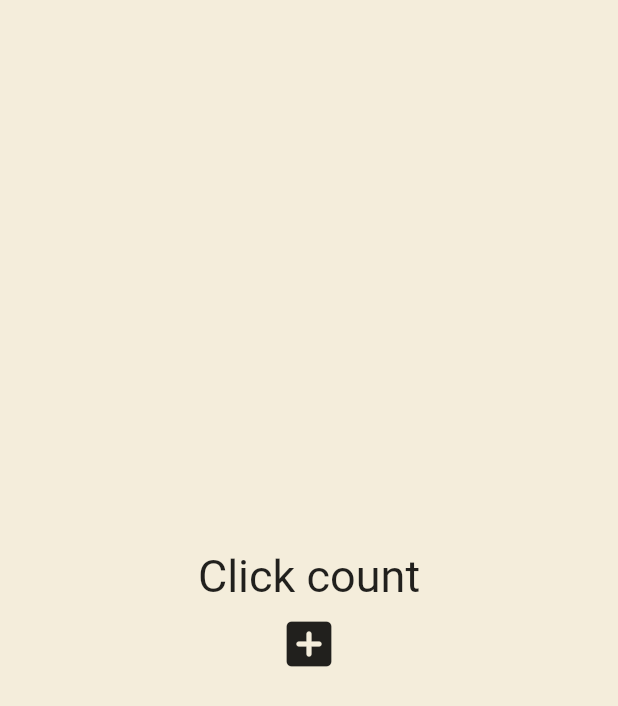
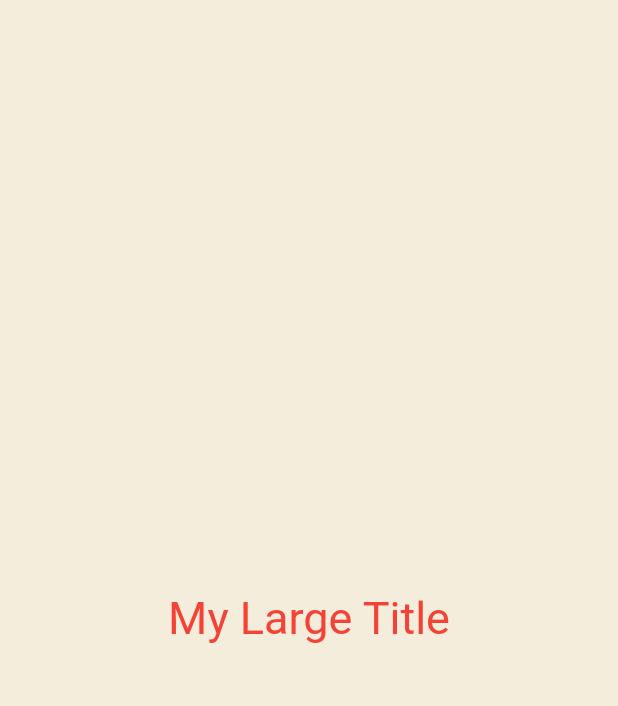
Before and after one commit to ParkJong-Hun/Toonflix, a Flutter app: the screen it shows after launch, on a phone screen of 412 x 824 dp. Shown: the top 706 px of the screen. Run offline on Flutter 3.47's test engine with Material 2 defaults, Android fonts, the light colour scheme and no system bars.

Commit message:
feat: use the build context

```diff
--- a/lib/main.dart
+++ b/lib/main.dart
@@ -10,33 +10,23 @@ class App extends StatefulWidget {
 }
 
 class _AppState extends State<App> {
-  List<int> numbers = [];
-
-  void onClicked() {
-    setState(() {
-      numbers.add(numbers.length);
-    });
-  }
-
   @override
   Widget build(BuildContext context) {
     return MaterialApp(
+      theme: ThemeData(
+        textTheme: TextTheme(
+          headline1: TextStyle(
+            color: Colors.red,
+          ),
+        ),
+      ),
       home: Scaffold(
         backgroundColor: const Color(0xFFF4EDDB),
         body: Center(
           child: Column(
             mainAxisAlignment: MainAxisAlignment.center,
             children: [
-              const Text(
-                'Click count',
-                style: TextStyle(fontSize: 30),
-              ),
-              for (var n in numbers) Text('$n'),
-              IconButton(
-                iconSize: 40,
-                onPressed: onClicked,
-                icon: Icon(Icons.add_box_rounded),
-              )
+              MyLargeTitle(),
             ],
           ),
         ),
@@ -44,3 +34,20 @@ class _AppState extends State<App> {
     );
   }
 }
+
+class MyLargeTitle extends StatelessWidget {
+  const MyLargeTitle({
+    Key? key,
+  }) : super(key: key);
+
+  @override
+  Widget build(BuildContext context) {
+    return Text(
+      'My Large Title',
+      style: TextStyle(
+        fontSize: 30,
+        color: Theme.of(context).textTheme.headline1?.color,
+      ),
+    );
+  }
+}
```
